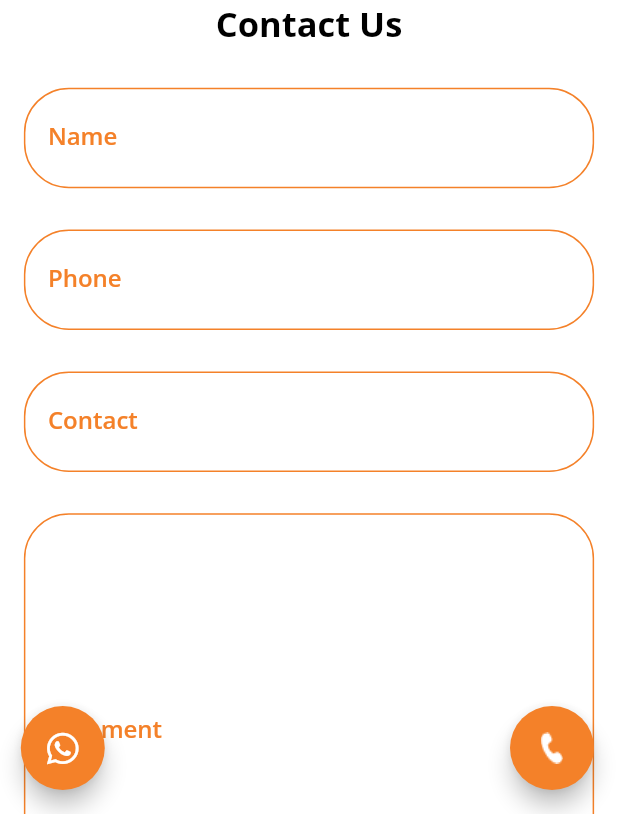
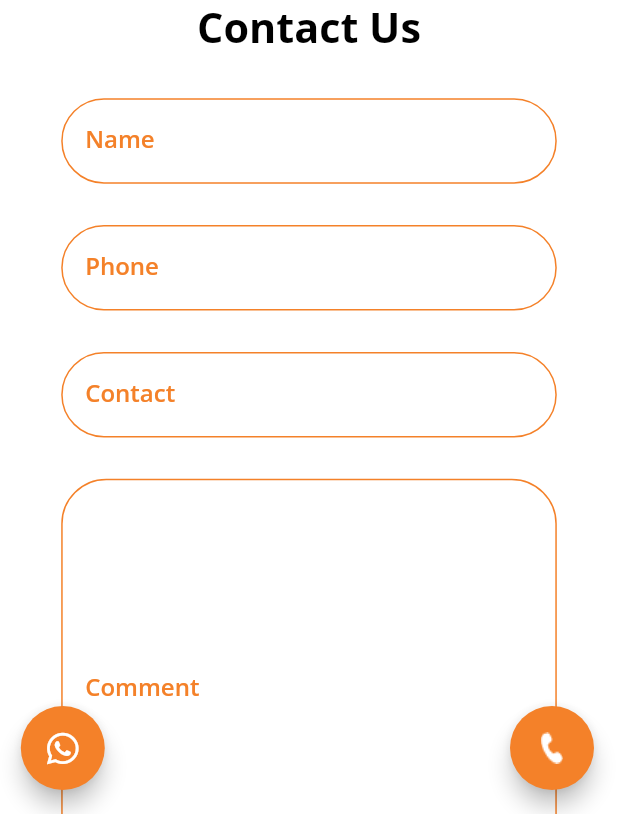
Before and after one commit to Hassan663/car-app, a Flutter app: the ContactUs screen opened directly, on a phone screen of 412 x 824 dp, the part 422-1236 px from its top. Run offline on Flutter 3.47's test engine with Material 2 defaults, Android fonts, the phone set to English and light mode, and no system bars; our stand-ins replace easy_localization, flutter_screenutil, fluttertoast, font_awesome_flutter, google_fonts, google_nav_bar; accounts and stored records are empty; network calls fail.

Commit message:
ui changes

```diff
--- a/lib/main.dart
+++ b/lib/main.dart
@@ -1,4 +1,5 @@
 import 'package:car_app/translations/codegen_loader.g.dart';
+import 'package:car_app/ui/auth/login.dart';
 import 'package:car_app/ui/welcomeScreen/splash_screen.dart';
 import 'package:easy_localization/easy_localization.dart';
 import 'package:flutter/material.dart';
--- a/lib/ui/auth/forget_password.dart
+++ b/lib/ui/auth/forget_password.dart
@@ -51,7 +51,7 @@ class ForgetPassword extends StatelessWidget {
                 height: 60.h,
               ),
               Padding(
-                padding: EdgeInsets.symmetric(horizontal: 16.w),
+                padding: EdgeInsets.symmetric(horizontal: 25.w),
                 child: TextFields.normalTextField(context,
                     labelText: "User Name",
                     // controller: _contactController,
--- a/lib/ui/auth/login.dart
+++ b/lib/ui/auth/login.dart
@@ -93,7 +93,7 @@ class _LoginState extends State<Login> {
                 height: 60.h,
               ),
               Padding(
-                padding: EdgeInsets.symmetric(horizontal: 16.w),
+                padding: EdgeInsets.symmetric(horizontal: 25.w),
                 child: TextFields.normalTextField(context,
                     labelText: "User Name",
                     controller: _contactController,
@@ -105,7 +105,7 @@ class _LoginState extends State<Login> {
                 height: 30.h,
               ),
               Padding(
-                padding: EdgeInsets.symmetric(horizontal: 16.w),
+                padding: EdgeInsets.symmetric(horizontal: 25.w),
                 child: TextFields.normalTextField(context,
                     labelText: LocaleKeys.Password.tr(),
                     color: AppColors.white_color,
--- a/lib/ui/contact_us/contact_us.dart
+++ b/lib/ui/contact_us/contact_us.dart
@@ -51,39 +51,51 @@ class _ContactUsState extends State<ContactUs> {
               SizedBox(
                 height: 30.h,
               ),
-              TextFields.normalTextField(
+              Padding(
+                padding:  EdgeInsets.symmetric(horizontal: 25.w),
+                child: TextFields.normalTextField(
                   context,
                   labelText: LocaleKeys.Name.tr(),
                   color: AppColors.white_color,
                   hintText: LocaleKeys.Name.tr(),
                 ),
+              ),
               SizedBox(
                 height: 30.h,
               ),
-              TextFields.normalTextField(
+              Padding(
+                padding:  EdgeInsets.symmetric(horizontal: 25.w),
+                child: TextFields.normalTextField(
                   context,
                   labelText: LocaleKeys.Phone.tr(),
                   color: AppColors.white_color,
                   hintText: LocaleKeys.Phone.tr(),
                 ),
+              ),
               SizedBox(
                 height: 30.h,
               ),
-              TextFields.normalTextField(
+              Padding(
+                padding:  EdgeInsets.symmetric(horizontal: 25.w),
+                child: TextFields.normalTextField(
                   context,
                   labelText: LocaleKeys.Email.tr(),
                   color: AppColors.white_color,
                   hintText: LocaleKeys.Email.tr(),
                 ),
+              ),
               SizedBox(
                 height: 30.h,
               ),
-              TextFields.normalTextField(
+              Padding(
+                padding:  EdgeInsets.symmetric(horizontal: 25.w),
+                child: TextFields.normalTextField(
                   context,
                   maxLength: 10,
                   labelText: LocaleKeys.Comment.tr(),
                   color: AppColors.white_color,
                   hintText: LocaleKeys.Comment.tr(),
+                ),
               ),
               SizedBox(
                 height: 50.h,
--- a/lib/ui/home/home_screen/constants.dart
+++ b/lib/ui/home/home_screen/constants.dart
@@ -3,10 +3,10 @@ import 'package:flutter_screenutil/flutter_screenutil.dart';
 import 'package:google_fonts/google_fonts.dart';
 
 final kStylingHeader = GoogleFonts.openSans(
-    fontSize: 25.sp, fontWeight: FontWeight.w700, color: Color(0xff414141));
+    fontSize: 27.sp, fontWeight: FontWeight.w900, color: Color(0xff414141));
 final kCar = GoogleFonts.openSans(
     fontSize: 17.sp, fontWeight: FontWeight.w400, color: Color(0xff838383));
 final kVehicle = GoogleFonts.openSans(
-    fontSize: 22.sp, fontWeight: FontWeight.w700, color: Color(0xff414141));
+    fontSize: 25.sp, fontWeight: FontWeight.w600, color: Color(0xff414141));
 final kView = GoogleFonts.openSans(
     fontSize: 17.sp, fontWeight: FontWeight.w700, color: Color(0xff838383));
--- a/lib/utils/text_style.dart
+++ b/lib/utils/text_style.dart
@@ -11,25 +11,25 @@ TextStyle welcomeText = GoogleFonts.openSans(
 
 TextStyle smallGreyText = GoogleFonts.openSans(
   color: AppColors.light_grey_color,
-  fontSize: 16.sp,
+  fontSize: 20.sp,
   fontWeight: FontWeight.w400,
 );
 
 TextStyle subtitleGreyText = GoogleFonts.openSans(
   color: AppColors.light_grey_color,
-  fontSize: 15.sp,
+  fontSize: 20.sp,
   fontWeight: FontWeight.w600,
 );
 
 TextStyle subtitleYellowText = GoogleFonts.openSans(
   color: AppColors.yellow_color,
-  fontSize: 15.sp,
+  fontSize: 20.sp,
   fontWeight: FontWeight.w600,
 );
 
 TextStyle smallWhiteText = GoogleFonts.openSans(
   color: AppColors.white_color,
-  fontSize: 18.sp,
+  fontSize: 22.sp,
   fontWeight: FontWeight.w600,
 );
 
@@ -41,8 +41,9 @@ TextStyle smallWhiteText1 = GoogleFonts.openSans(
 
 TextStyle largeGreyText = GoogleFonts.openSans(
   color: Colors.black,
-  fontSize: 25.sp,
-  fontWeight: FontWeight.w700,
+  fontSize: 30.sp,
+  fontWeight: FontWeight.bold
+  ,
 );
 
 TextStyle smallBlackText = GoogleFonts.openSans(
--- a/lib/widgets/textfields.dart
+++ b/lib/widgets/textfields.dart
@@ -28,7 +28,7 @@ class TextFields {
       obscureText: false,
       style: smallBlackText,
       decoration: InputDecoration(
-        contentPadding: EdgeInsets.fromLTRB(16, 20, 16, 20),
+        contentPadding: EdgeInsets.fromLTRB(16, 10, 16, 20),
         hintText: hintText,
         hintStyle: TextStyle(
             color: AppColors.grey_color1,
```
Also changed, not shown: lib/ui/home/appointment_screen/appointment_screen.dart (+22 -21 lines), lib/ui/home/home_screen/components/car_card.dart (+11 -9 lines), lib/ui/home/home_screen/home_screen.dart (+5 -5 lines), lib/ui/profile/user_profile.dart (+7 -6 lines), lib/ui/visit_detail/visit_detail.dart (+5 -5 lines), lib/widgets/history_card.dart (+6 -6 lines), pubspec.lock. Lines whose indentation alone changed are shown as unchanged.
